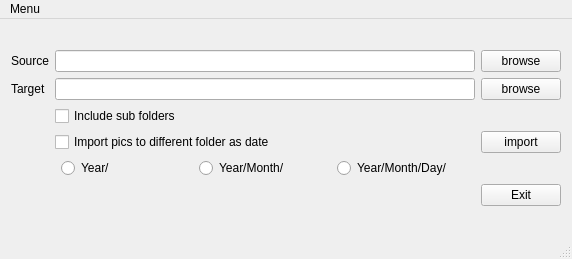
Qt form mainwindow.ui (ChunKai-Wang/PicIn) before a commit.
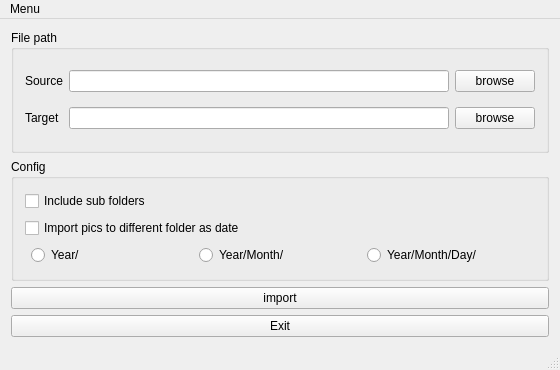
The same form after that commit.

Commit message:
Seperate elements to 2 QGroupBox to instead original grid layout
    modified:   mainwindow.ui

The edit to the form file:
```diff
--- a/mainwindow.ui
+++ b/mainwindow.ui
@@ -9,8 +9,8 @@
    <rect>
     <x>0</x>
     <y>0</y>
-    <width>572</width>
-    <height>259</height>
+    <width>560</width>
+    <height>370</height>
    </rect>
   </property>
   <property name="windowTitle">
@@ -22,72 +22,69 @@
    </property>
    <layout class="QVBoxLayout" name="verticalLayout_2">
     <item>
-     <layout class="QGridLayout" name="gridLayout">
-      <item row="1" column="0">
+     <widget class="QGroupBox" name="groupBox_filePath">
+      <property name="title">
+       <string>File path</string>
+      </property>
+      <layout class="QGridLayout" name="gridLayout_2">
+       <item row="0" column="0">
        <widget class="QLabel" name="label_source">
         <property name="text">
          <string>Source</string>
         </property>
        </widget>
       </item>
-      <item row="1" column="1">
-       <widget class="QLineEdit" name="lineEdit_path_source"/>
-      </item>
-      <item row="1" column="3">
+       <item row="0" column="2">
        <widget class="QPushButton" name="button_browse_source">
         <property name="text">
          <string>browse</string>
         </property>
        </widget>
       </item>
-      <item row="3" column="1">
+       <item row="0" column="1">
+        <widget class="QLineEdit" name="lineEdit_path_source"/>
+       </item>
+       <item row="1" column="0">
+        <widget class="QLabel" name="label_target">
+         <property name="text">
+          <string>Target</string>
+         </property>
+        </widget>
+       </item>
+       <item row="1" column="1">
        <widget class="QLineEdit" name="lineEdit_path_target"/>
       </item>
-      <item row="3" column="3">
+       <item row="1" column="2">
        <widget class="QPushButton" name="button_browse_target">
         <property name="text">
          <string>browse</string>
         </property>
        </widget>
       </item>
-      <item row="6" column="3">
-       <widget class="QPushButton" name="button_quit">
-        <property name="text">
-         <string>Exit</string>
-        </property>
-       </widget>
-      </item>
-      <item row="3" column="0">
-       <widget class="QLabel" name="label_target">
-        <property name="text">
-         <string>Target</string>
-        </property>
-       </widget>
-      </item>
-      <item row="5" column="3">
-       <widget class="QPushButton" name="button_import">
-        <property name="text">
-         <string>import</string>
-        </property>
-       </widget>
-      </item>
-      <item row="5" column="1">
-       <layout class="QVBoxLayout" name="verticalLayout">
+      </layout>
+     </widget>
+    </item>
         <item>
-         <widget class="QCheckBox" name="checkBox_includeSubDir">
-          <property name="text">
-           <string>Include sub folders</string>
-          </property>
-         </widget>
-        </item>
-        <item>
+     <widget class="QGroupBox" name="groupBox_config">
+      <property name="title">
+       <string>Config</string>
+      </property>
+      <layout class="QGridLayout" name="gridLayout_3">
+       <item row="1" column="0">
          <widget class="QCheckBox" name="checkBox_dirAsDate">
           <property name="text">
            <string>Import pics to different folder as date</string>
           </property>
          </widget>
         </item>
-        <item>
+       <item row="0" column="0">
+        <widget class="QCheckBox" name="checkBox_includeSubDir">
+         <property name="text">
+          <string>Include sub folders</string>
+         </property>
+        </widget>
+       </item>
+       <item row="2" column="0">
          <layout class="QHBoxLayout" name="horizontalLayout">
           <property name="leftMargin">
            <number>6</number>
@@ -119,8 +116,21 @@
          </layout>
         </item>
        </layout>
-      </item>
-     </layout>
+     </widget>
+    </item>
+    <item>
+     <widget class="QPushButton" name="button_import">
+      <property name="text">
+       <string>import</string>
+      </property>
+     </widget>
+    </item>
+    <item>
+     <widget class="QPushButton" name="button_quit">
+      <property name="text">
+       <string>Exit</string>
+      </property>
+     </widget>
     </item>
    </layout>
   </widget>
@@ -129,7 +139,7 @@
     <rect>
      <x>0</x>
      <y>0</y>
-     <width>572</width>
+     <width>560</width>
      <height>22</height>
     </rect>
    </property>
```
Left out of the diff: 9 changed lines with no effect on the pictures. Lines whose indentation alone changed are shown as unchanged.
